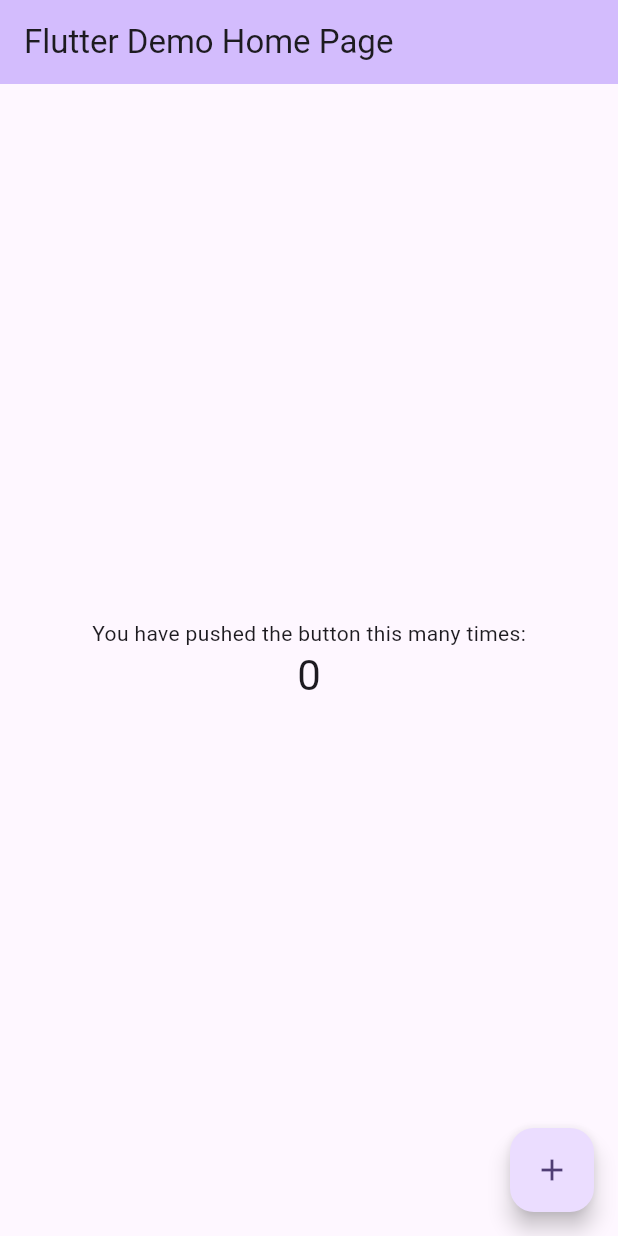
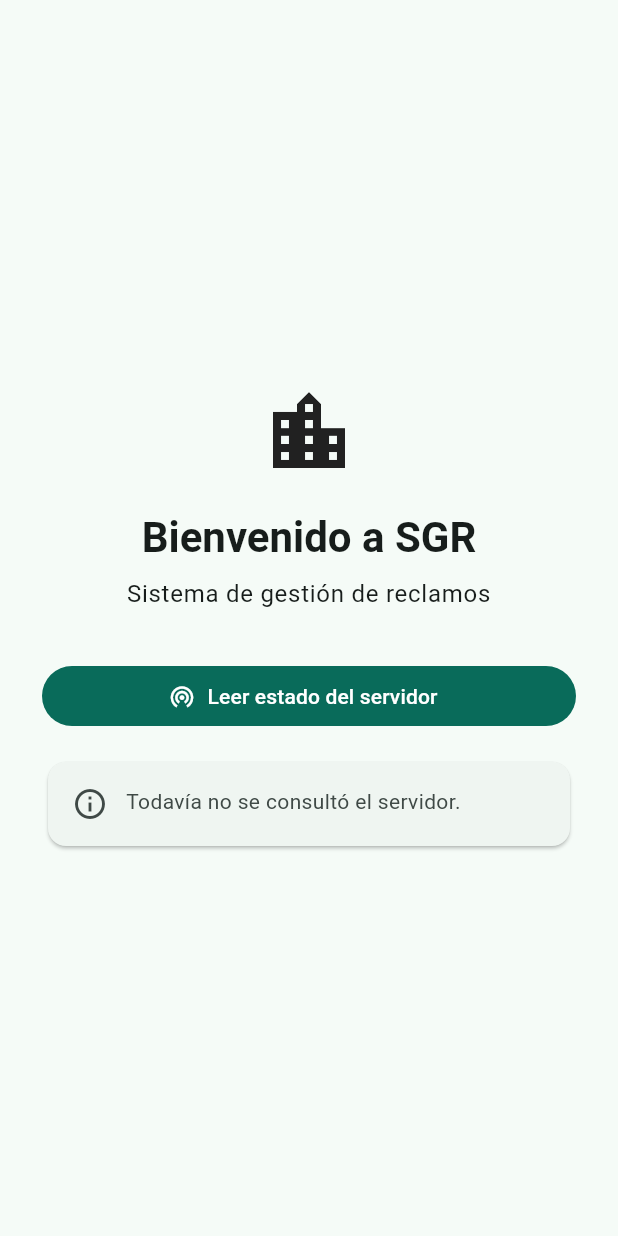
Before and after one commit to Maxpa902/sgr, a Flutter app: the screen it shows after launch, on a phone screen of 412 x 824 dp. Run offline on Flutter 3.47's test engine with Material 3 defaults, Android fonts, the phone set to English and light mode, and no system bars.

Commit message:
Add Flutter server status screen

```diff
--- a/mobile/lib/main.dart
+++ b/mobile/lib/main.dart
@@ -1,121 +1,154 @@
+import 'dart:convert';
+
 import 'package:flutter/material.dart';
+import 'package:http/http.dart' as http;
+
+const serverUrl = String.fromEnvironment(
+  'SERVER_URL',
+  defaultValue: 'http://10.0.2.2:8081',
+);
 
 void main() {
-  runApp(const MyApp());
+  runApp(const SgrApp());
 }
 
-class MyApp extends StatelessWidget {
-  const MyApp({super.key});
+class SgrApp extends StatelessWidget {
+  const SgrApp({super.key});
 
-  // This widget is the root of your application.
   @override
   Widget build(BuildContext context) {
     return MaterialApp(
-      title: 'Flutter Demo',
+      title: 'SGR',
+      debugShowCheckedModeBanner: false,
       theme: ThemeData(
-        // This is the theme of your application.
-        //
-        // TRY THIS: Try running your application with "flutter run". You'll see
-        // the application has a purple toolbar. Then, without quitting the app,
-        // try changing the seedColor in the colorScheme below to Colors.green
-        // and then invoke "hot reload" (save your changes or press the "hot
-        // reload" button in a Flutter-supported IDE, or press "r" if you used
-        // the command line to start the app).
-        //
-        // Notice that the counter didn't reset back to zero; the application
-        // state is not lost during the reload. To reset the state, use hot
-        // restart instead.
-        //
-        // This works for code too, not just values: Most code changes can be
-        // tested with just a hot reload.
-        colorScheme: .fromSeed(seedColor: Colors.deepPurple),
+        colorScheme: ColorScheme.fromSeed(seedColor: const Color(0xFF176B5B)),
+        useMaterial3: true,
       ),
-      home: const MyHomePage(title: 'Flutter Demo Home Page'),
+      home: const WelcomePage(),
     );
   }
 }
 
-class MyHomePage extends StatefulWidget {
-  const MyHomePage({super.key, required this.title});
-
-  // This widget is the home page of your application. It is stateful, meaning
-  // that it has a State object (defined below) that contains fields that affect
-  // how it looks.
-
-  // This class is the configuration for the state. It holds the values (in this
-  // case the title) provided by the parent (in this case the App widget) and
-  // used by the build method of the State. Fields in a Widget subclass are
-  // always marked "final".
-
-  final String title;
+class WelcomePage extends StatefulWidget {
+  const WelcomePage({super.key});
 
   @override
-  State<MyHomePage> createState() => _MyHomePageState();
+  State<WelcomePage> createState() => _WelcomePageState();
 }
 
-class _MyHomePageState extends State<MyHomePage> {
-  int _counter = 0;
+class _WelcomePageState extends State<WelcomePage> {
+  String _status = 'Todavía no se consultó el servidor.';
+  bool _loading = false;
+  bool? _serverOnline;
 
-  void _incrementCounter() {
+  Future<void> _checkServer() async {
     setState(() {
-      // This call to setState tells the Flutter framework that something has
-      // changed in this State, which causes it to rerun the build method below
-      // so that the display can reflect the updated values. If we changed
-      // _counter without calling setState(), then the build method would not be
-      // called again, and so nothing would appear to happen.
-      _counter++;
+      _loading = true;
+      _status = 'Consultando $serverUrl/api/status…';
+      _serverOnline = null;
     });
+
+    try {
+      final response = await http
+          .get(Uri.parse('$serverUrl/api/status'))
+          .timeout(const Duration(seconds: 8));
+
+      if (response.statusCode != 200) {
+        throw Exception('El servidor respondió con HTTP ${response.statusCode}.');
+      }
+
+      final body = jsonDecode(response.body) as Map<String, dynamic>;
+      setState(() {
+        _serverOnline = true;
+        _status = body['message'] as String? ?? 'Servidor disponible.';
+      });
+    } catch (error) {
+      setState(() {
+        _serverOnline = false;
+        _status = 'No se pudo conectar. Revisá que Laravel esté iniciado y la URL sea correcta.\n$error';
+      });
+    } finally {
+      setState(() => _loading = false);
+    }
   }
 
   @override
   Widget build(BuildContext context) {
-    // This method is rerun every time setState is called, for instance as done
-    // by the _incrementCounter method above.
-    //
-    // The Flutter framework has been optimized to make rerunning build methods
-    // fast, so that you can just rebuild anything that needs updating rather
-    // than having to individually change instances of widgets.
+    final color = switch (_serverOnline) {
+      true => Colors.green.shade700,
+      false => Colors.red.shade700,
+      null => Theme.of(context).colorScheme.onSurfaceVariant,
+    };
+
     return Scaffold(
-      appBar: AppBar(
-        // TRY THIS: Try changing the color here to a specific color (to
-        // Colors.amber, perhaps?) and trigger a hot reload to see the AppBar
-        // change color while the other colors stay the same.
-        backgroundColor: Theme.of(context).colorScheme.inversePrimary,
-        // Here we take the value from the MyHomePage object that was created by
-        // the App.build method, and use it to set our appbar title.
-        title: Text(widget.title),
-      ),
-      body: Center(
-        // Center is a layout widget. It takes a single child and positions it
-        // in the middle of the parent.
-        child: Column(
-          // Column is also a layout widget. It takes a list of children and
-          // arranges them vertically. By default, it sizes itself to fit its
-          // children horizontally, and tries to be as tall as its parent.
-          //
-          // Column has various properties to control how it sizes itself and
-          // how it positions its children. Here we use mainAxisAlignment to
-          // center the children vertically; the main axis here is the vertical
-          // axis because Columns are vertical (the cross axis would be
-          // horizontal).
-          //
-          // TRY THIS: Invoke "debug painting" (choose the "Toggle Debug Paint"
-          // action in the IDE, or press "p" in the console), to see the
-          // wireframe for each widget.
-          mainAxisAlignment: .center,
-          children: [
-            const Text('You have pushed the button this many times:'),
-            Text(
-              '$_counter',
-              style: Theme.of(context).textTheme.headlineMedium,
+      body: SafeArea(
+        child: Center(
+          child: ConstrainedBox(
+            constraints: const BoxConstraints(maxWidth: 420),
+            child: Padding(
+              padding: const EdgeInsets.all(28),
+              child: Column(
+                mainAxisAlignment: MainAxisAlignment.center,
+                crossAxisAlignment: CrossAxisAlignment.stretch,
+                children: [
+                  const Icon(Icons.location_city, size: 64),
+                  const SizedBox(height: 20),
+                  Text(
+                    'Bienvenido a SGR',
+                    textAlign: TextAlign.center,
+                    style: Theme.of(context).textTheme.headlineMedium?.copyWith(
+                          fontWeight: FontWeight.bold,
+                        ),
+                  ),
+                  const SizedBox(height: 8),
+                  Text(
+                    'Sistema de gestión de reclamos',
+                    textAlign: TextAlign.center,
+                    style: Theme.of(context).textTheme.bodyLarge,
+                  ),
+                  const SizedBox(height: 32),
+                  FilledButton.icon(
+                    onPressed: _loading ? null : _checkServer,
+                    icon: _loading
+                        ? const SizedBox(
+                            width: 18,
+                            height: 18,
+                            child: CircularProgressIndicator(strokeWidth: 2),
+                          )
+                        : const Icon(Icons.wifi_tethering),
+                    label: Text(_loading ? 'Consultando…' : 'Leer estado del servidor'),
+                  ),
+                  const SizedBox(height: 16),
+                  Card(
+                    child: Padding(
+                      padding: const EdgeInsets.all(16),
+                      child: Row(
+                        crossAxisAlignment: CrossAxisAlignment.start,
+                        children: [
+                          Icon(
+                            _serverOnline == true
+                                ? Icons.check_circle
+                                : _serverOnline == false
+                                    ? Icons.error
+                                    : Icons.info_outline,
+                            color: color,
+                          ),
+                          const SizedBox(width: 12),
+                          Expanded(
+                            child: Text(
+                              _status,
+                              style: TextStyle(color: color),
+                            ),
+                          ),
+                        ],
+                      ),
+                    ),
+                  ),
+                ],
+              ),
             ),
-          ],
+          ),
         ),
-      ),
-      floatingActionButton: FloatingActionButton(
-        onPressed: _incrementCounter,
-        tooltip: 'Increment',
-        child: const Icon(Icons.add),
       ),
     );
   }
--- a/mobile/pubspec.yaml
+++ b/mobile/pubspec.yaml
@@ -30,6 +30,8 @@ environment:
 dependencies:
   flutter:
     sdk: flutter
+
+  http: ^1.4.0
 
   # The following adds the Cupertino Icons font to your application.
   # Use with the CupertinoIcons class for iOS style icons.
```
Also changed, not shown: mobile/pubspec.lock, 2 other files.
